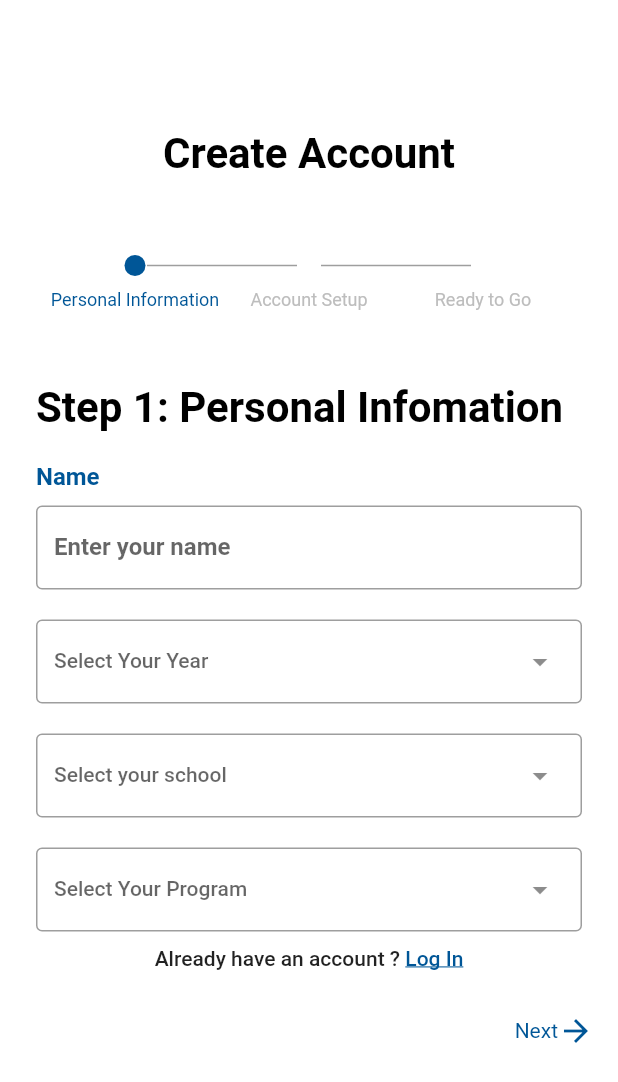
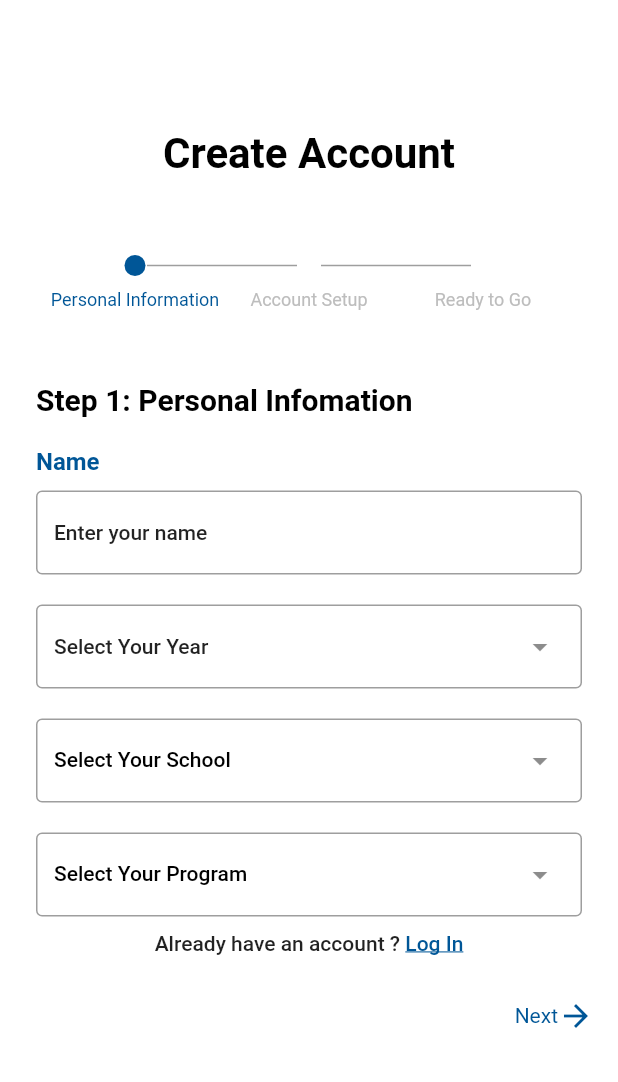
Before and after one commit to UoN-Computer-Science-Society/Nott-A-Student, a Flutter app: the screen it shows after launch, after a tap on "Skip", after a tap on "Create new account", on a phone screen of 412 x 824 dp. Shown: the top 1082 px of the screen. Run offline on Flutter 3.47's test engine with Material 2 defaults, Android fonts, the phone set to English and light mode, and no system bars; drawn by our look-alikes of easy_stepper; our stand-ins replace bloc, dio, gap, google_fonts, introduction_screen; network calls fail.

Commit message:
form input field width and text style adjusted

```diff
--- a/lib/src/config/themes/app_theme.dart
+++ b/lib/src/config/themes/app_theme.dart
@@ -21,7 +21,7 @@ class AppTheme {
             ),
             headlineMedium: TextStyle(
               fontSize: 20,
-              fontWeight: FontWeight.w700,
+              fontWeight: FontWeight.bold,
               color: Colors.black,
             ),
             titleMedium: TextStyle(
--- a/lib/src/features/welcome-page/login-screen/account_widget/personal-info-form.dart
+++ b/lib/src/features/welcome-page/login-screen/account_widget/personal-info-form.dart
@@ -12,8 +12,7 @@ class _PersonalInfoFormState extends State<PersonalInfoForm> {
   @override
   Widget build(BuildContext context) {
     double screenWidth = MediaQuery.of(context).size.width;
-   // double screenWidth = 430;
-    print(screenWidth);
+    double inputWidth = screenWidth - 48;
     return Container(
       padding: const EdgeInsets.all(8.0),
       child: Column(
@@ -23,7 +22,10 @@ class _PersonalInfoFormState extends State<PersonalInfoForm> {
             children: [
               Text(
                 "Step 1: Personal Infomation",
-                style: Theme.of(context).textTheme.headlineLarge,
+                style: Theme.of(context)
+                    .textTheme
+                    .headlineLarge
+                    ?.copyWith(fontSize: 20),
               )
             ],
           ),
@@ -38,17 +40,21 @@ class _PersonalInfoFormState extends State<PersonalInfoForm> {
             ],
           ),
           const Gap(10),
-          TextFormField(
+
+        TextField(
             decoration: InputDecoration(
-              border: const OutlineInputBorder(),
-              labelText: 'Enter your name',
-              focusColor: Theme.of(context).primaryColor,
+              border: OutlineInputBorder(),
+              hintStyle: Theme.of(context).textTheme.labelLarge,
+              hintText: 'Enter your name',
             ),
           ),
+
           const Gap(20),
+          // Wrap the DropdownMenu in a Container with the desired width
+
           DropdownMenu(
-            label: const Text("Select Your Year"),
-            width: screenWidth -16 ,
+            width: inputWidth,
+            label: Text("Select Your Year",style: Theme.of(context).textTheme.labelLarge),
             dropdownMenuEntries: const [
               DropdownMenuEntry(value: "Year 1", label: "Year 1"),
               DropdownMenuEntry(value: "Year 2", label: "Year 2"),
@@ -57,8 +63,8 @@ class _PersonalInfoFormState extends State<PersonalInfoForm> {
           ),
           const Gap(20),
           DropdownMenu(
-            label: const Text("Select your school"),
-            width: screenWidth - 16,
+            width: inputWidth,
+            label: const Text("Select Your School",style: TextStyle(color: Colors.black),),
             dropdownMenuEntries: const [
               DropdownMenuEntry(value: "Year 1", label: "Year 1"),
               DropdownMenuEntry(value: "Year 2", label: "Year 2"),
@@ -67,8 +73,8 @@ class _PersonalInfoFormState extends State<PersonalInfoForm> {
           ),
           const Gap(20),
           DropdownMenu(
-            label: const Text("Select Your Program"),
-            width: screenWidth - 16,
+            width: inputWidth,
+            label: const Text("Select Your Program",style: TextStyle(color: Colors.black),),
             dropdownMenuEntries: const [
               DropdownMenuEntry(value: "Year 1", label: "Year 1"),
               DropdownMenuEntry(value: "Year 2", label: "Year 2"),
```
Also changed, not shown: lib/src/features/welcome-page/login-screen/account_widget/account-setup-form.dart (+7 -10 lines), 1 other file.
